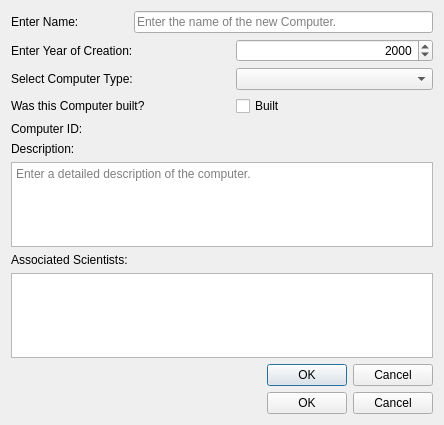
Before: the Qt Designer form UI/addnewcomputer.ui in JonOrnBrynjarsson/vN1w3H51, drawn with Qt 5.
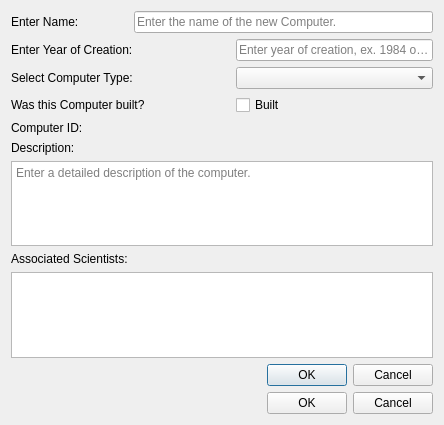
After: the same form once the commit is applied.

The edit to the form file:
```diff
--- a/UI/addnewcomputer.ui
+++ b/UI/addnewcomputer.ui
@@ -75,35 +75,6 @@
      </property>
     </widget>
    </item>
-   <item row="1" column="2" colspan="2">
-    <widget class="QDateEdit" name="dateEdit_year">
-     <property name="toolTip">
-      <string/>
-     </property>
-     <property name="whatsThis">
-      <string>This is a year selection, you can use it to enter the year the computer was built.</string>
-     </property>
-     <property name="alignment">
-      <set>Qt::AlignRight|Qt::AlignTrailing|Qt::AlignVCenter</set>
-     </property>
-     <property name="minimumDateTime">
-      <datetime>
-       <hour>0</hour>
-       <minute>0</minute>
-       <second>0</second>
-       <year>1752</year>
-       <month>9</month>
-       <day>14</day>
-      </datetime>
-     </property>
-     <property name="currentSection">
-      <enum>QDateTimeEdit::YearSection</enum>
-     </property>
-     <property name="displayFormat">
-      <string>yyyy</string>
-     </property>
-    </widget>
-   </item>
    <item row="16" column="0" colspan="4">
     <widget class="QDialogButtonBox" name="buttonBox_editComputerFinished">
      <property name="standardButtons">
@@ -155,6 +126,13 @@
    <item row="8" column="0" colspan="4">
     <widget class="QTextBrowser" name="textBrowser_relations"/>
    </item>
+   <item row="1" column="2" colspan="2">
+    <widget class="QLineEdit" name="lineEdit_enterYear">
+     <property name="placeholderText">
+      <string>Enter year of creation, ex. 1984 or 69</string>
+     </property>
+    </widget>
+   </item>
   </layout>
  </widget>
  <tabstops>
```
Left out of the diff: 1 changed line with no effect on the pictures.
